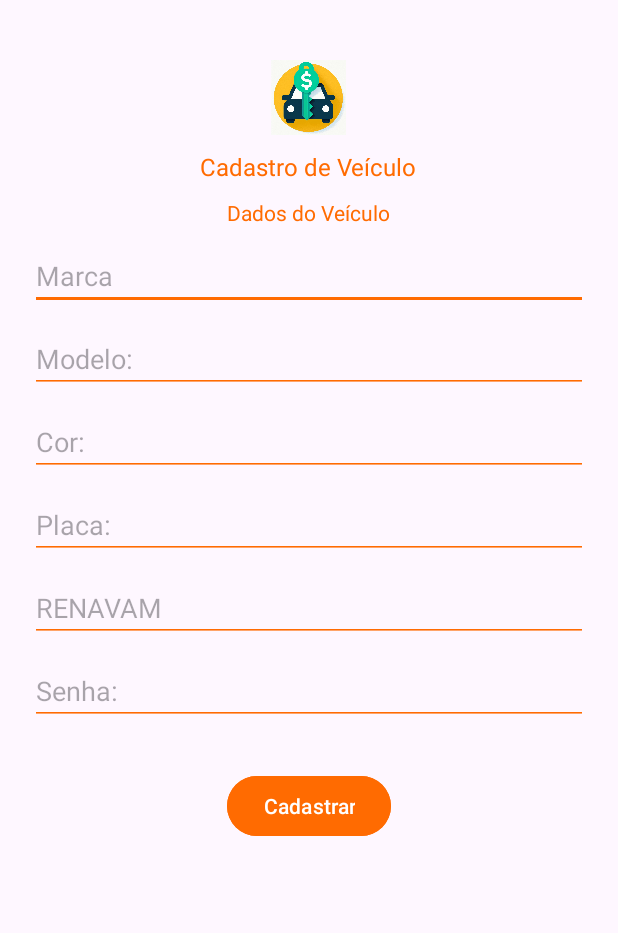
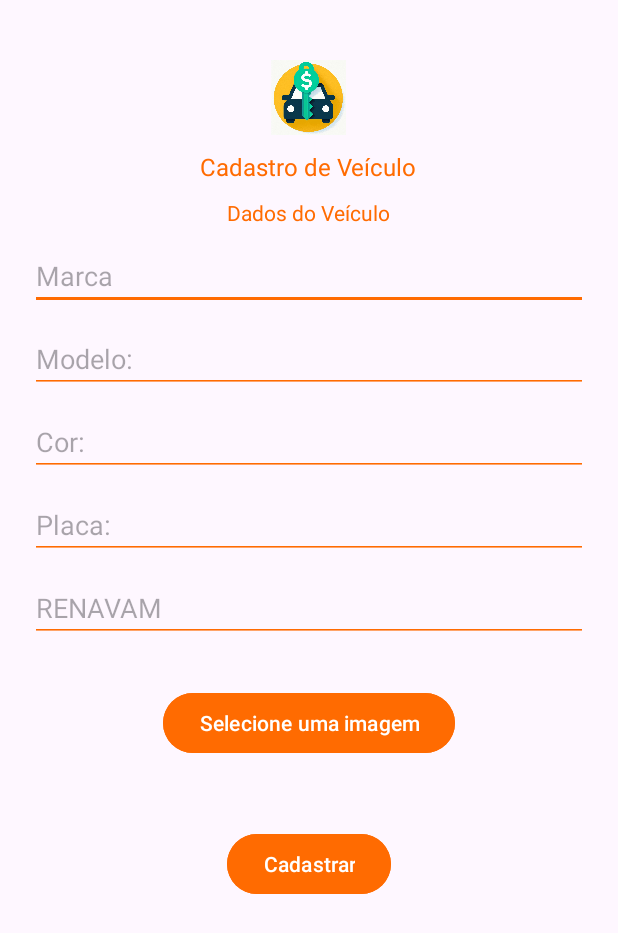
Before and after one commit to guimabruno/alugaai, an Android app: the CadVeiculo screen opened directly, with no data from a screen before it, on a phone screen of 412 x 824 dp. Shown: the top 933 px of the screen. Run offline under Robolectric (Android 15) with nearby library versions, the phone set to English and light mode, and no system bars.

Commit message:
[ADD] activity para cadastrar veiculos

```diff
--- a/app/src/main/java/com/example/alugai/CadVeiculo.java
+++ b/app/src/main/java/com/example/alugai/CadVeiculo.java
@@ -1,14 +1,100 @@
 package com.example.alugai;
 
+import androidx.annotation.Nullable;
 import androidx.appcompat.app.AppCompatActivity;
 
+import android.content.Intent;
+import android.graphics.Bitmap;
+import android.graphics.BitmapFactory;
+import android.net.Uri;
 import android.os.Bundle;
+import android.provider.MediaStore;
+import android.text.TextUtils;
+import android.view.View;
+import android.widget.Button;
+import android.widget.EditText;
+import android.widget.ImageView;
+import android.widget.Toast;
+
+import java.io.IOException;
+import java.io.InputStream;
 
 public class CadVeiculo extends AppCompatActivity {
+
+    private static final int PICK_IMAGE_REQUEST = 1;
+
+    EditText txtMarca, txtModelo, txtCor, txtPlaca, txtRenavam;
+    Button btSelImage, btCadastrar;
+    ImageView IMGFoto;
+    Bitmap selectedImageBitmap;
 
     @Override
     protected void onCreate(Bundle savedInstanceState) {
         super.onCreate(savedInstanceState);
         setContentView(R.layout.activity_cad_veiculo);
+
+        txtMarca = findViewById(R.id.txtMarca);
+        txtModelo = findViewById(R.id.txtModelo);
+        txtCor = findViewById(R.id.txtCor);
+        txtPlaca = findViewById(R.id.txtPlaca);
+        txtRenavam = findViewById(R.id.txtRenavam);
+
+        btCadastrar = findViewById(R.id.btCadastrar);
+        btSelImage = findViewById(R.id.btSelImage);
+        IMGFoto = findViewById(R.id.IMGFoto);
+
+        btSelImage.setOnClickListener(v -> {
+            Intent intent = new Intent(Intent.ACTION_PICK, MediaStore.Images.Media.EXTERNAL_CONTENT_URI);
+            startActivityForResult(intent, PICK_IMAGE_REQUEST);
+        });
+
+        btCadastrar.setOnClickListener(v -> {
+            Integer user = 1; // TODO preciso pegar o idUSER na hora do login
+            String marca = txtMarca.getText().toString();
+            String modelo = txtModelo.getText().toString();
+            String cor = txtCor.getText().toString();
+            String placa = txtPlaca.getText().toString();
+            String renavam = txtRenavam.getText().toString();
+
+            if (validarDados(marca, modelo, cor, placa, renavam, selectedImageBitmap)) {
+                salvar(user, marca, modelo, cor, placa, renavam, selectedImageBitmap);
+            }
+        });
+    }
+
+    private boolean validarDados(String marca, String modelo, String cor, String placa, String renavam, Bitmap imagem) {
+        if (TextUtils.isEmpty(marca) || TextUtils.isEmpty(modelo) ||
+                TextUtils.isEmpty(cor) || TextUtils.isEmpty(placa) || TextUtils.isEmpty(renavam) || imagem == null) {
+            Toast.makeText(CadVeiculo.this, "Preencha todos os campos e selecione uma imagem", Toast.LENGTH_SHORT).show();
+            return false;
+        }
+        return true;
+    }
+
+    private void salvar(Integer user, String marca, String modelo, String cor, String placa, String renavam, Bitmap imagem) {
+        BancoController bd = new BancoController(getBaseContext());
+        String resultado;
+
+        resultado = bd.insereDadosCarro(user, marca, modelo, cor, placa, renavam, imagem);
+
+        Toast.makeText(getApplicationContext(), resultado, Toast.LENGTH_LONG).show();
+        Intent intent = new Intent(CadVeiculo.this, Menu.class);
+        startActivity(intent);
+    }
+
+    @Override
+    protected void onActivityResult(int requestCode, int resultCode, @Nullable Intent data) {
+        super.onActivityResult(requestCode, resultCode, data);
+
+        if (requestCode == PICK_IMAGE_REQUEST && resultCode == RESULT_OK && data != null && data.getData() != null) {
+            Uri imageUri = data.getData();
+            try {
+                InputStream imageStream = getContentResolver().openInputStream(imageUri);
+                selectedImageBitmap = BitmapFactory.decodeStream(imageStream);
+                IMGFoto.setImageBitmap(selectedImageBitmap);
+            } catch (IOException e) {
+                e.printStackTrace();
+            }
+        }
     }
 }
--- a/app/src/main/java/com/example/alugai/Menu.java
+++ b/app/src/main/java/com/example/alugai/Menu.java
@@ -51,9 +51,8 @@ public class Menu extends AppCompatActivity {
         btDisponibilize.setOnClickListener(new View.OnClickListener() {
             @Override
             public void onClick(View v) {
-                // TODO
-//                Intent intent = new Intent(Menu.this, Extras.class);
-//                startActivity(intent);
+                Intent intent = new Intent(Menu.this, CadVeiculo.class);
+                startActivity(intent);
             }
         });
     }
--- a/app/src/main/res/layout/activity_cad_veiculo.xml
+++ b/app/src/main/res/layout/activity_cad_veiculo.xml
@@ -1,3 +1,7 @@
+<!--layout.xml-->
+<ScrollView xmlns:android="http://schemas.android.com/apk/res/android"
+    android:layout_width="match_parent"
+    android:layout_height="match_parent">
     <LinearLayout xmlns:android="http://schemas.android.com/apk/res/android"
         xmlns:app="http://schemas.android.com/apk/res-auto"
         xmlns:tools="http://schemas.android.com/tools"
@@ -33,7 +37,7 @@
             android:layout_gravity="center"
             />
         <EditText
-        android:id="@+id/marca"
+            android:id="@+id/txtMarca"
             android:layout_width="match_parent"
             android:layout_height="wrap_content"
             android:backgroundTint="@color/orange"
@@ -44,7 +48,7 @@
             android:hint="Marca"
             />
         <EditText
-        android:id="@+id/modelo"
+            android:id="@+id/txtModelo"
             android:layout_width="match_parent"
             android:layout_height="wrap_content"
             android:backgroundTint="@color/orange"
@@ -55,7 +59,7 @@
             android:hint="Modelo:"
             />
         <EditText
-        android:id="@+id/cor"
+            android:id="@+id/txtCor"
             android:layout_width="match_parent"
             android:layout_height="wrap_content"
             android:backgroundTint="@color/orange"
@@ -66,7 +70,7 @@
             android:hint="Cor:"
             />
         <EditText
-        android:id="@+id/placa"
+            android:id="@+id/txtPlaca"
             android:layout_width="match_parent"
             android:layout_height="wrap_content"
             android:backgroundTint="@color/orange"
@@ -77,7 +81,7 @@
             android:hint="Placa:"
             />
         <EditText
-        android:id="@+id/renavam"
+            android:id="@+id/txtRenavam"
             android:layout_width="match_parent"
             android:layout_height="wrap_content"
             android:backgroundTint="@color/orange"
@@ -88,20 +92,28 @@
             android:hint="RENAVAM"
             android:inputType="number"
             />
-    <EditText
-        android:id="@+id/senha"
+
+        <Button
+            android:id="@+id/btSelImage"
+            android:layout_width="wrap_content"
+            android:layout_height="wrap_content"
+            android:backgroundTint="@color/orange"
+            android:layout_gravity="center"
+            android:layout_marginTop="30sp"
+            android:text="Selecione uma imagem"
+            />
+
+        <ImageView
+            android:id="@+id/IMGFoto"
             android:layout_width="match_parent"
             android:layout_height="wrap_content"
-        android:backgroundTint="@color/orange"
-        android:selectAllOnFocus="false"
-        android:singleLine="true"
-        android:textColor="@color/orange"
-        android:layout_marginTop="10sp"
-        android:hint="Senha:"
-        android:inputType="textPassword"
+            android:layout_marginTop="16dp"
+            android:adjustViewBounds="true"
+            android:contentDescription="Imagem selecionada"
             />
+
         <Button
-        android:id="@+id/cadastrar"
+            android:id="@+id/btCadastrar"
             android:layout_width="wrap_content"
             android:layout_height="wrap_content"
             android:text="Cadastrar"
@@ -110,11 +122,5 @@
             android:layout_marginTop="30sp"
             />
 
-
-
-
-
-
-
-
     </LinearLayout>
+</ScrollView>
```
Lines whose indentation alone changed are shown as unchanged.
